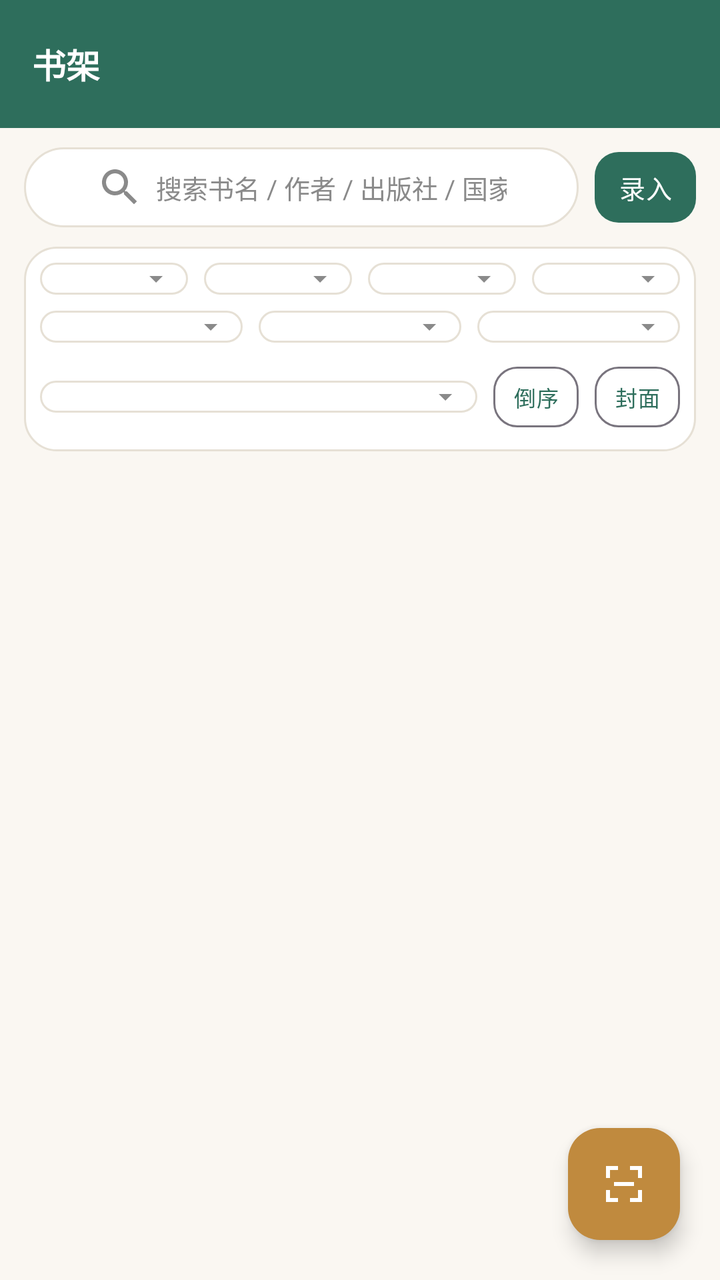
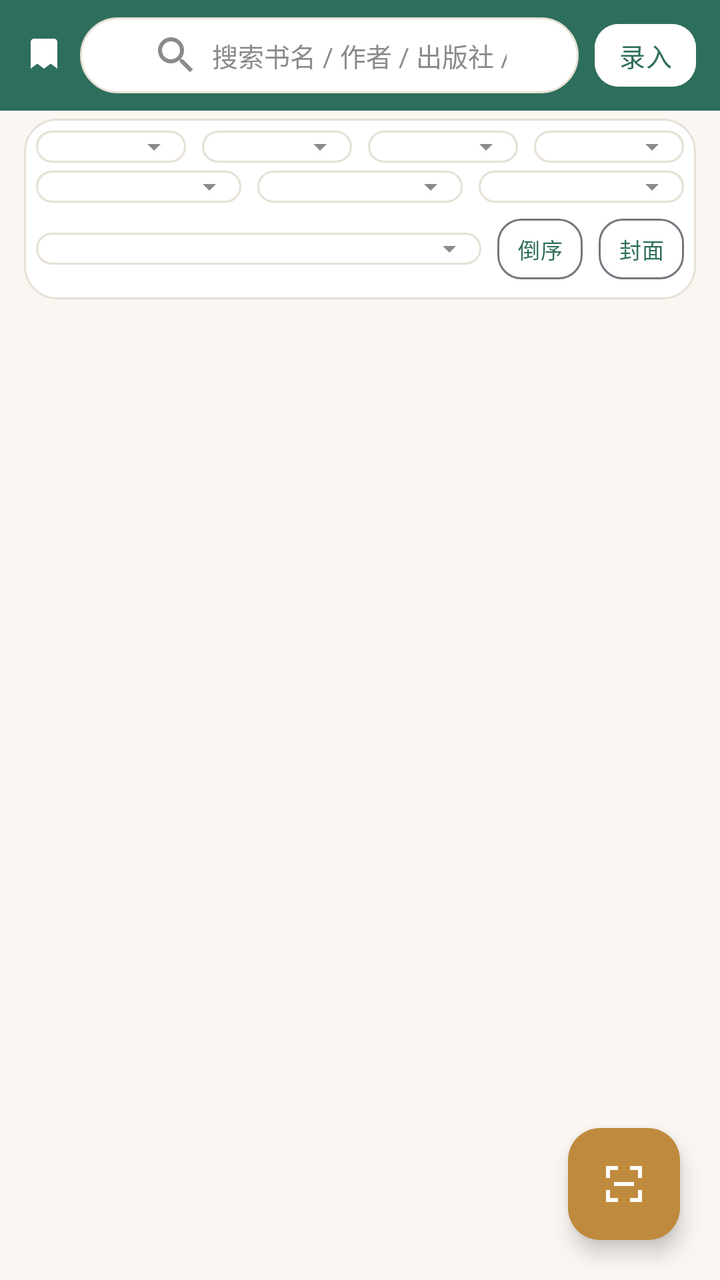

Screens rendered from an Android XML layout before and after an edit, with the pre-edit source and the edit as a unified diff.
<!-- AndroidManifest.xml: application theme Theme.Bookshelf -->
<!-- res/layout/fragment_shelf.xml -->
<?xml version="1.0" encoding="utf-8"?>
<FrameLayout xmlns:android="http://schemas.android.com/apk/res/android"
    xmlns:app="http://schemas.android.com/apk/res-auto"
    android:layout_width="match_parent"
    android:layout_height="match_parent">

    <LinearLayout
        android:layout_width="match_parent"
        android:layout_height="match_parent"
        android:orientation="vertical">

        <com.google.android.material.appbar.MaterialToolbar
            android:id="@+id/toolbar"
            style="@style/Widget.Bookshelf.Toolbar"
            android:layout_width="match_parent"
            android:layout_height="?attr/actionBarSize"
            app:title="书架" />

        
        <androidx.constraintlayout.widget.ConstraintLayout
            android:layout_width="match_parent"
            android:layout_height="wrap_content">

            <LinearLayout
                android:layout_width="0dp"
                android:layout_height="wrap_content"
                android:orientation="vertical"
                app:layout_constraintWidth_max="@dimen/content_max_width"
                app:layout_constraintStart_toStartOf="parent"
                app:layout_constraintEnd_toEndOf="parent"
                app:layout_constraintHorizontal_bias="0.5"
                app:layout_constraintTop_toTopOf="parent"
                app:layout_constraintBottom_toBottomOf="parent">

            
            <LinearLayout
                android:layout_width="match_parent"
                android:layout_height="wrap_content"
                android:orientation="horizontal"
                android:gravity="center_vertical"
                android:paddingHorizontal="@dimen/page_padding"
                android:paddingTop="@dimen/space_sm"
                android:paddingBottom="@dimen/space_xs">

                <FrameLayout
                    android:layout_width="0dp"
                    android:layout_height="wrap_content"
                    android:layout_weight="1">

                    <EditText
                        android:id="@+id/et_search"
                        android:layout_width="match_parent"
                        android:layout_height="wrap_content"
                        android:background="@drawable/bg_search"
                        android:drawableStart="@drawable/ic_search"
                        android:drawablePadding="6dp"
                        android:hint="@string/hint_search"
                        android:inputType="text"
                        android:paddingStart="36dp"
                        android:paddingEnd="36dp"
                        android:paddingVertical="8dp"
                        android:singleLine="true"
                        android:textColor="?attr/on_surface"
                        android:textColorHint="?attr/on_surface_variant"
                        android:textSize="@dimen/text_body_small" />

                    
                    <ImageView
                        android:id="@+id/btn_clear_search"
                        android:layout_width="20dp"
                        android:layout_height="20dp"
                        android:layout_gravity="end|center_vertical"
                        android:layout_marginEnd="12dp"
                        android:background="?attr/selectableItemBackgroundBorderless"
                        android:clickable="true"
                        android:contentDescription="清除搜索"
                        android:focusable="true"
                        android:src="@drawable/ic_close"
                        android:visibility="gone" />
                </FrameLayout>

                <com.google.android.material.button.MaterialButton
                    android:id="@+id/btn_add"
                    style="@style/Widget.Bookshelf.Button"
                    android:layout_width="wrap_content"
                    android:layout_height="wrap_content"
                    android:layout_marginStart="@dimen/space_sm"
                    android:minWidth="0dp"
                    android:minHeight="0dp"
                    android:paddingHorizontal="@dimen/space_md"
                    android:paddingVertical="8dp"
                    android:text="@string/add_book" />
            </LinearLayout>

            
            <LinearLayout
                android:layout_width="match_parent"
                android:layout_height="wrap_content"
                android:orientation="vertical"
                android:background="@drawable/bg_card"
                android:layout_marginHorizontal="@dimen/page_padding"
                android:layout_marginTop="@dimen/space_xs"
                android:padding="@dimen/space_sm">

                <LinearLayout
                    android:layout_width="match_parent"
                    android:layout_height="wrap_content"
                    android:orientation="horizontal">

                    <Spinner
                        android:id="@+id/sp_category"
                        android:layout_width="0dp"
                        android:layout_height="wrap_content"
                        android:layout_weight="1"
                        android:background="@drawable/bg_filter_field"
                        android:popupBackground="?attr/surface" />

                    <Spinner
                        android:id="@+id/sp_tag"
                        android:layout_width="0dp"
                        android:layout_height="wrap_content"
                        android:layout_weight="1"
                        android:layout_marginStart="@dimen/space_sm"
                        android:background="@drawable/bg_filter_field"
                        android:popupBackground="?attr/surface" />

                    <Spinner
                        android:id="@+id/sp_stock"
                        android:layout_width="0dp"
                        android:layout_height="wrap_content"
                        android:layout_weight="1"
                        android:layout_marginStart="@dimen/space_sm"
                        android:background="@drawable/bg_filter_field"
                        android:popupBackground="?attr/surface" />

                    <Spinner
                        android:id="@+id/sp_read_filter"
                        android:layout_width="0dp"
                        android:layout_height="wrap_content"
                        android:layout_weight="1"
                        android:layout_marginStart="@dimen/space_sm"
                        android:background="@drawable/bg_filter_field"
                        android:popupBackground="?attr/surface" />
                </LinearLayout>

                
                <HorizontalScrollView
                    android:id="@+id/scroll_category_chips"
                    android:layout_width="match_parent"
                    android:layout_height="wrap_content"
                    android:layout_marginTop="@dimen/space_sm"
                    android:scrollbars="none"
                    android:visibility="gone">

                    <LinearLayout
                        android:id="@+id/ll_category_chips"
                        android:layout_width="wrap_content"
                        android:layout_height="wrap_content"
                        android:orientation="horizontal"
                        android:paddingTop="2dp"
                        android:paddingBottom="2dp" />
                </HorizontalScrollView>

                <LinearLayout
                    android:layout_width="match_parent"
                    android:layout_height="wrap_content"
                    android:layout_marginTop="@dimen/space_sm"
                    android:orientation="horizontal"
                    android:gravity="center_vertical">

                    <Spinner
                        android:id="@+id/sp_location"
                        android:layout_width="0dp"
                        android:layout_height="wrap_content"
                        android:layout_weight="1"
                        android:background="@drawable/bg_filter_field"
                        android:popupBackground="?attr/surface" />

                    <Spinner
                        android:id="@+id/sp_channel"
                        android:layout_width="0dp"
                        android:layout_height="wrap_content"
                        android:layout_weight="1"
                        android:layout_marginStart="@dimen/space_sm"
                        android:background="@drawable/bg_filter_field"
                        android:popupBackground="?attr/surface" />

                    <Spinner
                        android:id="@+id/sp_country"
                        android:layout_width="0dp"
                        android:layout_height="wrap_content"
                        android:layout_weight="1"
                        android:layout_marginStart="@dimen/space_sm"
                        android:background="@drawable/bg_filter_field"
                        android:popupBackground="?attr/surface" />
                </LinearLayout>

                
                <HorizontalScrollView
                    android:id="@+id/scroll_channel_chips"
                    android:layout_width="match_parent"
                    android:layout_height="wrap_content"
                    android:layout_marginTop="@dimen/space_sm"
                    android:scrollbars="none"
                    android:visibility="gone">

                    <LinearLayout
                        android:id="@+id/ll_channel_chips"
                        android:layout_width="wrap_content"
                        android:layout_height="wrap_content"
                        android:orientation="horizontal"
                        android:paddingTop="2dp"
                        android:paddingBottom="2dp" />
                </HorizontalScrollView>

                <LinearLayout
                    android:layout_width="match_parent"
                    android:layout_height="wrap_content"
                    android:layout_marginTop="@dimen/space_sm"
                    android:orientation="horizontal"
                    android:gravity="center_vertical">

                    <Spinner
                        android:id="@+id/sp_sort"
                        android:layout_width="0dp"
                        android:layout_height="wrap_content"
                        android:layout_weight="2"
                        android:background="@drawable/bg_filter_field"
                        android:popupBackground="?attr/surface" />

                    <com.google.android.material.button.MaterialButton
                        android:id="@+id/btn_sort_reverse"
                        style="@style/Widget.Bookshelf.Button.Outlined"
                        android:layout_width="wrap_content"
                        android:layout_height="wrap_content"
                        android:layout_marginStart="@dimen/space_sm"
                        android:minWidth="0dp"
                        android:minHeight="0dp"
                        android:paddingHorizontal="10dp"
                        android:paddingVertical="7dp"
                        android:text="倒序"
                        android:textSize="@dimen/text_caption" />

                    <com.google.android.material.button.MaterialButton
                        android:id="@+id/btn_view"
                        style="@style/Widget.Bookshelf.Button.Outlined"
                        android:layout_width="wrap_content"
                        android:layout_height="wrap_content"
                        android:layout_marginStart="@dimen/space_sm"
                        android:minWidth="0dp"
                        android:minHeight="0dp"
                        android:paddingHorizontal="10dp"
                        android:paddingVertical="7dp"
                        android:text="封面"
                        android:textSize="@dimen/text_caption" />
                </LinearLayout>
            </LinearLayout>
            </LinearLayout>
        </androidx.constraintlayout.widget.ConstraintLayout>

        
        <LinearLayout
            android:id="@+id/selection_bar"
            android:layout_width="match_parent"
            android:layout_height="wrap_content"
            android:orientation="horizontal"
            android:gravity="center_vertical"
            android:background="?attr/primary_container"
            android:paddingHorizontal="@dimen/space_md"
            android:paddingVertical="@dimen/space_sm"
            android:visibility="gone">

            <TextView
                android:id="@+id/tv_sel_count"
                android:layout_width="0dp"
                android:layout_height="wrap_content"
                android:layout_weight="1"
                android:text="已选 0 本"
                android:textColor="?attr/on_primary_container"
                android:textSize="@dimen/text_body_small" />

            <TextView
                android:id="@+id/btn_sel_all"
                android:layout_width="wrap_content"
                android:layout_height="wrap_content"
                android:background="?attr/selectableItemBackground"
                android:padding="8dp"
                android:text="全选"
                android:textColor="?attr/on_primary_container"
                android:textSize="@dimen/text_body_small" />

            <TextView
                android:id="@+id/btn_sel_delete"
                android:layout_width="wrap_content"
                android:layout_height="wrap_content"
                android:background="?attr/selectableItemBackground"
                android:padding="8dp"
                android:text="删除"
                android:textColor="@color/danger"
                android:textSize="@dimen/text_body_small"
                android:textStyle="bold" />

            <TextView
                android:id="@+id/btn_sel_cancel"
                android:layout_width="wrap_content"
                android:layout_height="wrap_content"
                android:background="?attr/selectableItemBackground"
                android:padding="8dp"
                android:text="取消"
                android:textColor="?attr/on_surface_variant"
                android:textSize="@dimen/text_body_small" />
        </LinearLayout>

        
        <FrameLayout
            android:layout_width="match_parent"
            android:layout_height="0dp"
            android:layout_weight="1">

            <androidx.recyclerview.widget.RecyclerView
                android:id="@+id/recycler"
                android:layout_width="match_parent"
                android:layout_height="match_parent"
                android:clipToPadding="false"
                android:paddingTop="@dimen/space_sm"
                android:paddingBottom="96dp" />

            
            <LinearLayout
                android:id="@+id/ll_empty"
                android:layout_width="match_parent"
                android:layout_height="wrap_content"
                android:layout_gravity="center"
                android:gravity="center"
                android:orientation="vertical"
                android:padding="32dp"
                android:visibility="gone">

                <ImageView
                    android:layout_width="72dp"
                    android:layout_height="72dp"
                    android:alpha="0.28"
                    android:contentDescription="@string/empty_shelf"
                    android:src="@drawable/ic_book" />

                <TextView
                    android:id="@+id/tv_empty"
                    android:layout_width="wrap_content"
                    android:layout_height="wrap_content"
                    android:layout_marginTop="@dimen/space_md"
                    android:gravity="center"
                    android:lineSpacingMultiplier="1.4"
                    android:text="@string/empty_shelf"
                    android:textColor="?attr/on_surface_variant"
                    android:textSize="@dimen/text_body" />
            </LinearLayout>

            
            <LinearLayout
                android:id="@+id/ll_loading"
                android:layout_width="wrap_content"
                android:layout_height="wrap_content"
                android:layout_gravity="center"
                android:gravity="center"
                android:orientation="vertical"
                android:visibility="gone">

                <ProgressBar
                    android:layout_width="34dp"
                    android:layout_height="34dp"
                    android:indeterminateTint="?attr/colorPrimary" />

                <TextView
                    android:layout_width="wrap_content"
                    android:layout_height="wrap_content"
                    android:layout_marginTop="10dp"
                    android:text="正在加载书架…"
                    android:textColor="?attr/on_surface_variant"
                    android:textSize="@dimen/text_body_small" />
            </LinearLayout>
        </FrameLayout>
    </LinearLayout>

    
    <com.google.android.material.floatingactionbutton.FloatingActionButton
        android:id="@+id/fab_scan"
        android:layout_width="wrap_content"
        android:layout_height="wrap_content"
        android:layout_gravity="bottom|end"
        android:layout_margin="20dp"
        android:contentDescription="扫码录入"
        android:src="@drawable/ic_scan"
        app:backgroundTint="?attr/colorSecondary"
        app:elevation="6dp"
        app:tint="@color/white" />
</FrameLayout>
<!-- resources referenced by this layout -->
<resources>
  <color name="danger">#C0392B</color>
  <color name="white">#FFFFFF</color>
  <dimen name="content_max_width">9999dp</dimen>
  <dimen name="page_padding">12dp</dimen>
  <dimen name="space_md">12dp</dimen>
  <dimen name="space_sm">8dp</dimen>
  <dimen name="space_xs">4dp</dimen>
  <dimen name="text_body">15sp</dimen>
  <dimen name="text_body_small">13sp</dimen>
  <dimen name="text_caption">11sp</dimen>
  <!-- drawable bg_card (drawable) -->
  <?xml version="1.0" encoding="utf-8"?>
  <shape xmlns:android="http://schemas.android.com/apk/res/android" android:shape="rectangle">
      <solid android:color="?attr/surface" />
      <stroke android:width="1dp" android:color="?attr/outline" />
      <corners android:radius="@dimen/card_corner" />
  </shape>
  <!-- drawable bg_search (drawable) -->
  <?xml version="1.0" encoding="utf-8"?>
  <shape xmlns:android="http://schemas.android.com/apk/res/android" android:shape="rectangle">
      <solid android:color="?attr/surface" />
      <stroke android:width="1dp" android:color="?attr/outline" />
      <corners android:radius="@dimen/radius_pill" />
  </shape>
  <!-- drawable ic_book (drawable) -->
  <vector xmlns:android="http://schemas.android.com/apk/res/android"
      android:width="24dp" android:height="24dp"
      android:viewportWidth="24" android:viewportHeight="24">
      <path
          android:fillColor="#FFFFFFFF"
          android:pathData="M6,2h12a2,2 0 0,1 2,2v16l-4,-3 -4,3 -4,-3 -4,3L4,4a2,2 0 0,1 2,-2z" />
  </vector>
  <!-- drawable ic_scan (drawable) -->
  <vector xmlns:android="http://schemas.android.com/apk/res/android"
      android:width="24dp" android:height="24dp"
      android:viewportWidth="24" android:viewportHeight="24">
      <path
          android:fillColor="#FFFFFFFF"
          android:pathData="M3,3h6v2L5,5v4L3,9zM15,3h6v6h-2L19,5h-4zM3,15h2v4h4v2L3,21zM19,15h2v6h-6v-2h4zM7,11h10v2L7,13z" />
  </vector>
  <string name="add_book">录入</string>
  <string name="empty_shelf">书架还是空的\n点右下角扫码录入第一本书吧</string>
  <string name="hint_search">搜索书名 / 作者 / 出版社 / 国家 / 标签</string>
  <style name="Widget.Bookshelf.Toolbar" parent="Widget.Material3.Toolbar">
          <item name="android:background">?attr/colorPrimary</item>
          <item name="titleTextColor">@color/white</item>
          <item name="titleTextAppearance">@style/TextAppearance.Bookshelf.ToolbarTitle</item>
          <item name="navigationIconTint">@color/white</item>
          <item name="android:elevation">0dp</item>
      </style>
  <dimen name="card_corner">16dp</dimen>
  <dimen name="radius_md">12dp</dimen>
  <dimen name="radius_pill">22dp</dimen>
  <style name="ShapeAppearance.Bookshelf.Medium" parent="ShapeAppearance.Material3.Corner.Medium">
          <item name="cornerSize">@dimen/radius_md</item>
      </style>
  <style name="TextAppearance.Bookshelf.ToolbarTitle" parent="TextAppearance.Material3.TitleLarge">
          <item name="android:textSize">@dimen/text_headline</item>
          <item name="android:textStyle">bold</item>
          <item name="android:textColor">@color/white</item>
      </style>
  <color name="primary">#2E6E5C</color>
  <color name="primary_dark">#1F4D40</color>
  <color name="accent">#C08A3E</color>
  <color name="chip_bg">#E8F0ED</color>
  <color name="green_container">#E6F0EC</color>
  <color name="green_on_container">#1C4A3E</color>
  <dimen name="text_headline">17sp</dimen>
  <color name="bg_page">#FAF7F2</color>
  <color name="surface">#FFFFFF</color>
  <color name="surface_dim">#F4F0E9</color>
  <color name="outline">#E6E0D5</color>
  <color name="outline_strong">#CFC5B4</color>
  <color name="text_main">#2B2B2B</color>
  <color name="text_sub">#8A8A8A</color>
  <style name="Widget.Bookshelf.MaterialCard" parent="Widget.Material3.CardView.Outlined">
          <item name="cardCornerRadius">@dimen/card_corner</item>
          <item name="cardElevation">0dp</item>
          <item name="strokeColor">?attr/outline</item>
          <item name="strokeWidth">1dp</item>
      </style>
  <!-- unchanged entries left out for length: 9 -->
</resources>

<!-- the commit's change to res/layout/fragment_shelf.xml (unified diff, before → after) -->
@@ -9,12 +9,96 @@
         android:layout_height="match_parent"
         android:orientation="vertical">
 
-        <com.google.android.material.appbar.MaterialToolbar
-            android:id="@+id/toolbar"
-            style="@style/Widget.Bookshelf.Toolbar"
+        
+        <LinearLayout
+            android:id="@+id/header"
             android:layout_width="match_parent"
-            android:layout_height="?attr/actionBarSize"
-            app:title="书架" />
+            android:layout_height="wrap_content"
+            android:background="?attr/colorPrimary"
+            android:orientation="vertical"
+            android:paddingVertical="@dimen/space_sm">
+
+            <androidx.constraintlayout.widget.ConstraintLayout
+                android:layout_width="match_parent"
+                android:layout_height="wrap_content">
+
+                <LinearLayout
+                    android:layout_width="0dp"
+                    android:layout_height="wrap_content"
+                    android:gravity="center_vertical"
+                    android:orientation="horizontal"
+                    android:paddingHorizontal="@dimen/page_padding"
+                    app:layout_constraintWidth_max="@dimen/content_max_width"
+                    app:layout_constraintStart_toStartOf="parent"
+                    app:layout_constraintEnd_toEndOf="parent"
+                    app:layout_constraintHorizontal_bias="0.5"
+                    app:layout_constraintTop_toTopOf="parent"
+                    app:layout_constraintBottom_toBottomOf="parent">
+
+                    <ImageView
+                        android:layout_width="20dp"
+                        android:layout_height="20dp"
+                        android:layout_marginEnd="@dimen/space_sm"
+                        android:contentDescription="书架"
+                        android:src="@drawable/ic_book"
+                        app:tint="@color/white" />
+
+                    <FrameLayout
+                        android:layout_width="0dp"
+                        android:layout_height="wrap_content"
+                        android:layout_weight="1">
+
+                        <EditText
+                            android:id="@+id/et_search"
+                            android:layout_width="match_parent"
+                            android:layout_height="wrap_content"
+                            android:autofillHints="none"
+                            android:background="@drawable/bg_search"
+                            android:drawableStart="@drawable/ic_search"
+                            android:drawablePadding="6dp"
+                            android:hint="@string/hint_search"
+                            android:inputType="text"
+                            android:paddingStart="36dp"
+                            android:paddingEnd="36dp"
+                            android:paddingVertical="7dp"
+                            android:singleLine="true"
+                            android:textColor="?attr/on_surface"
+                            android:textColorHint="?attr/on_surface_variant"
+                            android:textSize="@dimen/text_body_small" />
+
+                        
+                        <ImageView
+                            android:id="@+id/btn_clear_search"
+                            android:layout_width="20dp"
+                            android:layout_height="20dp"
+                            android:layout_gravity="end|center_vertical"
+                            android:layout_marginEnd="12dp"
+                            android:background="?attr/selectableItemBackgroundBorderless"
+                            android:clickable="true"
+                            android:contentDescription="清除搜索"
+                            android:focusable="true"
+                            android:src="@drawable/ic_close"
+                            android:visibility="gone" />
+                    </FrameLayout>
+
+                    
+                    <com.google.android.material.button.MaterialButton
+                        android:id="@+id/btn_add"
+                        style="@style/Widget.Bookshelf.Button"
+                        android:layout_width="wrap_content"
+                        android:layout_height="wrap_content"
+                        android:layout_marginStart="@dimen/space_sm"
+                        android:backgroundTint="@color/white"
+                        android:minWidth="0dp"
+                        android:minHeight="0dp"
+                        android:paddingHorizontal="@dimen/space_md"
+                        android:paddingVertical="6dp"
+                        android:text="@string/add_book"
+                        android:textColor="?attr/colorPrimary"
+                        app:cornerRadius="@dimen/radius_md" />
+                </LinearLayout>
+            </androidx.constraintlayout.widget.ConstraintLayout>
+        </LinearLayout>
 
         
         <androidx.constraintlayout.widget.ConstraintLayout
@@ -36,71 +120,11 @@
             <LinearLayout
                 android:layout_width="match_parent"
                 android:layout_height="wrap_content"
-                android:orientation="horizontal"
-                android:gravity="center_vertical"
-                android:paddingHorizontal="@dimen/page_padding"
-                android:paddingTop="@dimen/space_sm"
-                android:paddingBottom="@dimen/space_xs">
-
-                <FrameLayout
-                    android:layout_width="0dp"
-                    android:layout_height="wrap_content"
-                    android:layout_weight="1">
-
-                    <EditText
-                        android:id="@+id/et_search"
-                        android:layout_width="match_parent"
-                        android:layout_height="wrap_content"
-                        android:background="@drawable/bg_search"
-                        android:drawableStart="@drawable/ic_search"
-                        android:drawablePadding="6dp"
-                        android:hint="@string/hint_search"
-                        android:inputType="text"
-                        android:paddingStart="36dp"
-                        android:paddingEnd="36dp"
-                        android:paddingVertical="8dp"
-                        android:singleLine="true"
-                        android:textColor="?attr/on_surface"
-                        android:textColorHint="?attr/on_surface_variant"
-                        android:textSize="@dimen/text_body_small" />
-
-                    
-                    <ImageView
-                        android:id="@+id/btn_clear_search"
-                        android:layout_width="20dp"
-                        android:layout_height="20dp"
-                        android:layout_gravity="end|center_vertical"
-                        android:layout_marginEnd="12dp"
-                        android:background="?attr/selectableItemBackgroundBorderless"
-                        android:clickable="true"
-                        android:contentDescription="清除搜索"
-                        android:focusable="true"
-                        android:src="@drawable/ic_close"
-                        android:visibility="gone" />
-                </FrameLayout>
-
-                <com.google.android.material.button.MaterialButton
-                    android:id="@+id/btn_add"
-                    style="@style/Widget.Bookshelf.Button"
-                    android:layout_width="wrap_content"
-                    android:layout_height="wrap_content"
-                    android:layout_marginStart="@dimen/space_sm"
-                    android:minWidth="0dp"
-                    android:minHeight="0dp"
-                    android:paddingHorizontal="@dimen/space_md"
-                    android:paddingVertical="8dp"
-                    android:text="@string/add_book" />
-            </LinearLayout>
-
-            
-            <LinearLayout
-                android:layout_width="match_parent"
-                android:layout_height="wrap_content"
                 android:orientation="vertical"
                 android:background="@drawable/bg_card"
                 android:layout_marginHorizontal="@dimen/page_padding"
                 android:layout_marginTop="@dimen/space_xs"
-                android:padding="@dimen/space_sm">
+                android:padding="6dp">
 
                 <LinearLayout
                     android:layout_width="match_parent"
@@ -148,7 +172,7 @@
                     android:id="@+id/scroll_category_chips"
                     android:layout_width="match_parent"
                     android:layout_height="wrap_content"
-                    android:layout_marginTop="@dimen/space_sm"
+                    android:layout_marginTop="@dimen/space_xs"
                     android:scrollbars="none"
                     android:visibility="gone">
 
@@ -164,7 +188,7 @@
                 <LinearLayout
                     android:layout_width="match_parent"
                     android:layout_height="wrap_content"
-                    android:layout_marginTop="@dimen/space_sm"
+                    android:layout_marginTop="@dimen/space_xs"
                     android:orientation="horizontal"
                     android:gravity="center_vertical">
 
@@ -200,7 +224,7 @@
                     android:id="@+id/scroll_channel_chips"
                     android:layout_width="match_parent"
                     android:layout_height="wrap_content"
-                    android:layout_marginTop="@dimen/space_sm"
+                    android:layout_marginTop="@dimen/space_xs"
                     android:scrollbars="none"
                     android:visibility="gone">
 
@@ -216,7 +240,7 @@
                 <LinearLayout
                     android:layout_width="match_parent"
                     android:layout_height="wrap_content"
-                    android:layout_marginTop="@dimen/space_sm"
+                    android:layout_marginTop="@dimen/space_xs"
                     android:orientation="horizontal"
                     android:gravity="center_vertical">
 
<!-- resource entries referenced after the edit -->
@@ -43,23 +43,11 @@
   <string name="add_book">录入</string>
   <string name="empty_shelf">书架还是空的\n点右下角扫码录入第一本书吧</string>
   <string name="hint_search">搜索书名 / 作者 / 出版社 / 国家 / 标签</string>
-  <style name="Widget.Bookshelf.Toolbar" parent="Widget.Material3.Toolbar">
-          <item name="android:background">?attr/colorPrimary</item>
-          <item name="titleTextColor">@color/white</item>
-          <item name="titleTextAppearance">@style/TextAppearance.Bookshelf.ToolbarTitle</item>
-          <item name="navigationIconTint">@color/white</item>
-          <item name="android:elevation">0dp</item>
-      </style>
   <dimen name="card_corner">16dp</dimen>
   <dimen name="radius_md">12dp</dimen>
   <dimen name="radius_pill">22dp</dimen>
   <style name="ShapeAppearance.Bookshelf.Medium" parent="ShapeAppearance.Material3.Corner.Medium">
           <item name="cornerSize">@dimen/radius_md</item>
-      </style>
-  <style name="TextAppearance.Bookshelf.ToolbarTitle" parent="TextAppearance.Material3.TitleLarge">
-          <item name="android:textSize">@dimen/text_headline</item>
-          <item name="android:textStyle">bold</item>
-          <item name="android:textColor">@color/white</item>
       </style>
   <color name="primary">#2E6E5C</color>
   <color name="primary_dark">#1F4D40</color>
@@ -67,7 +55,6 @@
   <color name="chip_bg">#E8F0ED</color>
   <color name="green_container">#E6F0EC</color>
   <color name="green_on_container">#1C4A3E</color>
-  <dimen name="text_headline">17sp</dimen>
   <color name="bg_page">#FAF7F2</color>
   <color name="surface">#FFFFFF</color>
   <color name="surface_dim">#F4F0E9</color>
